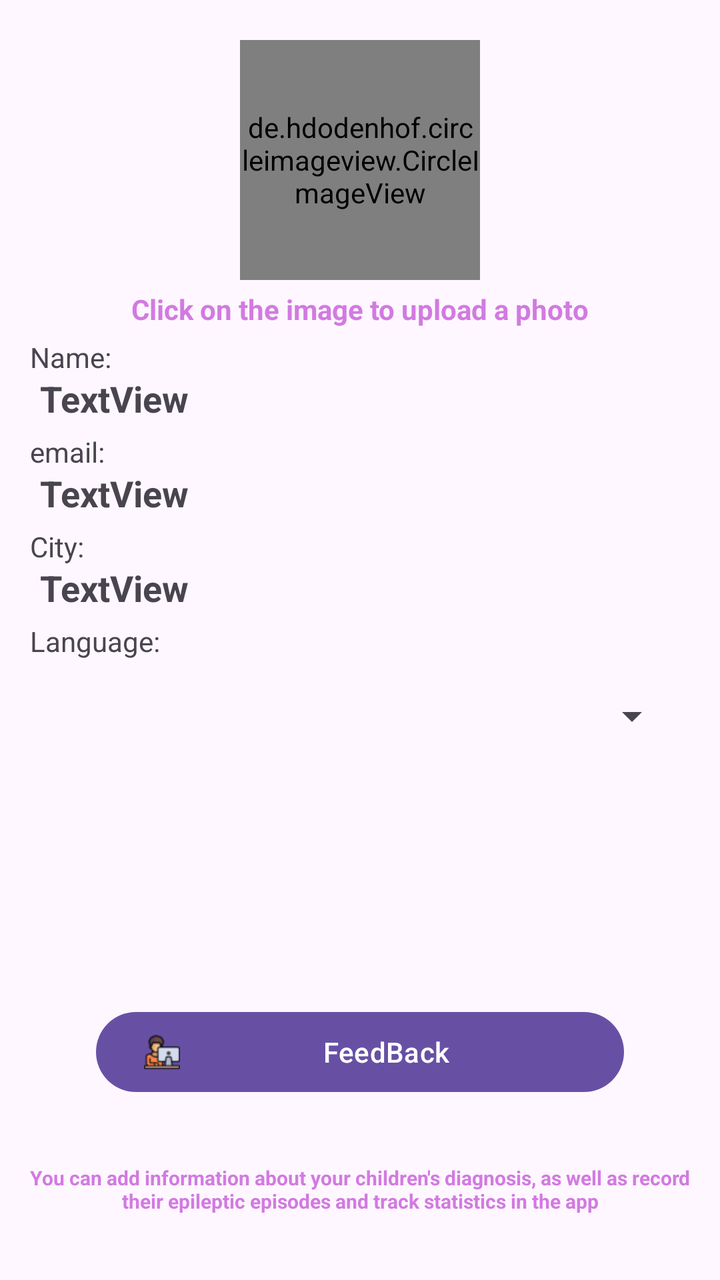
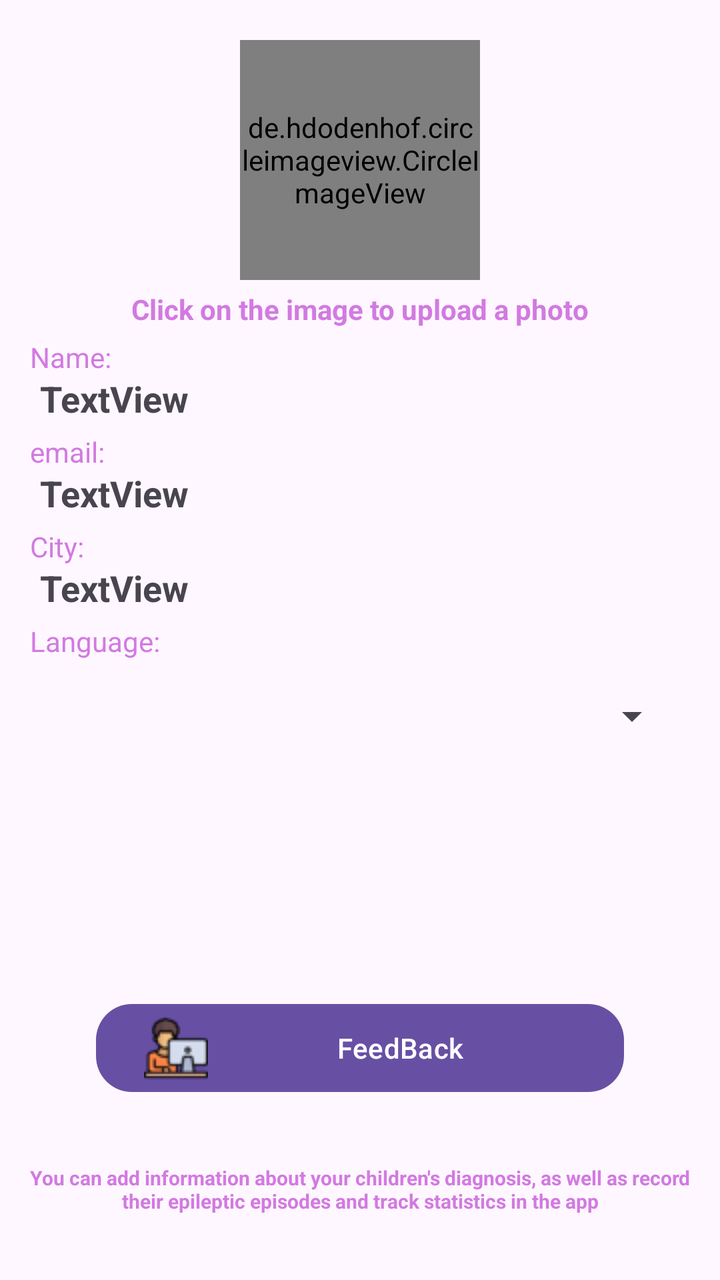

The first picture is an Android layout as it rendered before a commit; the second is the same layout after the commit. The layout source and the unified diff follow.
<!-- AndroidManifest.xml: application theme Theme.AppFond -->
<!-- res/layout/fragment_profile.xml -->
<?xml version="1.0" encoding="utf-8"?>
<androidx.constraintlayout.widget.ConstraintLayout xmlns:android="http://schemas.android.com/apk/res/android"
    xmlns:app="http://schemas.android.com/apk/res-auto"
    xmlns:tools="http://schemas.android.com/tools"
    android:layout_width="match_parent"
    android:layout_height="match_parent"
    >

    <TextView
        android:id="@+id/textView17"
        android:layout_width="0dp"
        android:layout_height="48dp"
        android:layout_marginStart="5dp"
        android:layout_marginEnd="5dp"
        android:layout_marginBottom="10dp"
        android:text="@string/profileInfoAboutCard"
        android:textAlignment="center"
        android:textColor="@color/fiol_bleed"
        android:textSize="10sp"
        android:textStyle="bold"
        app:layout_constraintBottom_toBottomOf="parent"
        app:layout_constraintEnd_toEndOf="parent"
        app:layout_constraintStart_toStartOf="parent" />

    <TextView
        android:id="@+id/labelCityValue"
        android:layout_width="0dp"
        android:layout_height="wrap_content"
        android:layout_marginStart="20dp"
        android:layout_marginEnd="20dp"
        android:text="TextView"
        android:textAlignment="viewStart"
        android:textSize="18sp"
        android:textStyle="bold"
        app:layout_constraintEnd_toEndOf="parent"
        app:layout_constraintHorizontal_bias="0.492"
        app:layout_constraintStart_toStartOf="parent"
        app:layout_constraintTop_toBottomOf="@+id/labelCityProfile" />

    <TextView
        android:id="@+id/labelCityProfile"
        android:layout_width="0dp"
        android:layout_height="18dp"
        android:layout_marginStart="15dp"
        android:layout_marginTop="5dp"
        android:layout_marginEnd="15dp"
        android:text="@string/profileLabelCity"
        android:textAlignment="viewStart"
        app:layout_constraintEnd_toEndOf="parent"
        app:layout_constraintHorizontal_bias="0.437"
        app:layout_constraintStart_toStartOf="parent"
        app:layout_constraintTop_toBottomOf="@+id/labelEmailProfileValue" />

    <TextView
        android:id="@+id/labelFullNameProfle"
        android:layout_width="0dp"
        android:layout_height="18dp"
        android:layout_marginStart="15dp"
        android:layout_marginTop="5dp"
        android:layout_marginEnd="15dp"
        android:text="@string/profileLabelName"
        android:textAlignment="viewStart"
        app:layout_constraintEnd_toEndOf="parent"
        app:layout_constraintHorizontal_bias="0.437"
        app:layout_constraintStart_toStartOf="parent"
        app:layout_constraintTop_toBottomOf="@+id/textView2" />

    <TextView
        android:id="@+id/labelEmailProfileValue"
        android:layout_width="0dp"
        android:layout_height="wrap_content"
        android:layout_marginStart="20dp"
        android:layout_marginEnd="20dp"
        android:text="TextView"
        android:textAlignment="viewStart"
        android:textSize="18sp"
        android:textStyle="bold"
        app:layout_constraintEnd_toEndOf="parent"
        app:layout_constraintHorizontal_bias="0.492"
        app:layout_constraintStart_toStartOf="parent"
        app:layout_constraintTop_toBottomOf="@+id/labelEmailProfile" />


    <de.hdodenhof.circleimageview.CircleImageView
        android:id="@+id/profile_image_value"
        android:layout_width="120dp"
        android:layout_height="120dp"
        android:layout_marginTop="5dp"
        android:adjustViewBounds="false"
        android:src="@drawable/default_profile"
        app:civ_border_color="@color/fiol_bleed"

        app:civ_border_width="5dp"
        app:layout_constraintEnd_toEndOf="parent"
        app:layout_constraintStart_toStartOf="parent"
        app:layout_constraintTop_toBottomOf="@+id/profileProgressBar"
        tools:ignore="ImageContrastCheck">

    </de.hdodenhof.circleimageview.CircleImageView>


    <ProgressBar
        android:id="@+id/profileProgressBar"
        style="?android:attr/progressBarStyleHorizontal"
        android:layout_width="0dp"
        android:layout_height="15dp"
        android:indeterminate="true"
        android:visibility="invisible"
        android:indeterminateTint="@color/fiol"
        app:layout_constraintEnd_toEndOf="parent"
        app:layout_constraintStart_toStartOf="parent"
        app:layout_constraintTop_toTopOf="parent" />

    <TextView
        android:id="@+id/labelFullNameProfile"
        android:layout_width="0dp"
        android:layout_height="wrap_content"
        android:layout_marginStart="20dp"
        android:layout_marginEnd="20dp"
        android:text="TextView"
        android:textAlignment="viewStart"
        android:textSize="18sp"
        android:textStyle="bold"
        app:layout_constraintEnd_toEndOf="parent"
        app:layout_constraintHorizontal_bias="0.492"
        app:layout_constraintStart_toStartOf="parent"
        app:layout_constraintTop_toBottomOf="@+id/labelFullNameProfle" />

    <TextView
        android:id="@+id/labelEmailProfile"
        android:layout_width="0dp"
        android:layout_height="18dp"
        android:layout_marginStart="15dp"
        android:layout_marginTop="5dp"
        android:layout_marginEnd="15dp"
        android:text="email:"
        android:textAlignment="viewStart"
        app:layout_constraintEnd_toEndOf="parent"
        app:layout_constraintStart_toStartOf="parent"
        app:layout_constraintTop_toBottomOf="@+id/labelFullNameProfile" />

    <TextView
        android:id="@+id/textView2"
        android:layout_width="wrap_content"
        android:layout_height="wrap_content"
        android:layout_marginStart="8dp"
        android:layout_marginTop="5dp"
        android:layout_marginEnd="8dp"
        android:text="@string/previewTextPhoto"
        android:textColor="@color/fiol_bleed"
        android:textStyle="bold"
        app:layout_constraintEnd_toEndOf="parent"
        app:layout_constraintStart_toStartOf="parent"
        app:layout_constraintTop_toBottomOf="@+id/profile_image_value" />

    <Button
        android:id="@+id/buttonSendFB"
        android:layout_width="0dp"
        android:layout_height="wrap_content"
        android:layout_marginStart="48dp"
        android:layout_marginEnd="48dp"
        android:layout_marginBottom="32dp"
        android:text="@string/res_info_dev"
        app:icon="@drawable/student_work_office32"
        app:iconTintMode="multiply"
        app:layout_constraintBottom_toTopOf="@+id/textView17"
        app:layout_constraintEnd_toEndOf="parent"
        app:layout_constraintStart_toStartOf="parent" />

    <TextView
        android:id="@+id/textView31"
        android:layout_width="0dp"
        android:layout_height="18dp"
        android:layout_marginStart="15dp"
        android:layout_marginTop="5dp"
        android:layout_marginEnd="15dp"
        android:text="@string/language"
        app:layout_constraintEnd_toEndOf="parent"
        app:layout_constraintStart_toStartOf="parent"
        app:layout_constraintTop_toBottomOf="@+id/labelCityValue" />

    <Spinner
        android:id="@+id/spinnerLang"
        android:layout_width="0dp"
        android:layout_height="wrap_content"
        android:layout_marginStart="20dp"
        android:layout_marginTop="5dp"
        android:layout_marginEnd="20dp"
        android:minHeight="48dp"
        android:prompt="@string/spinner_title"
        android:textSize="18sp"
        android:textStyle="bold"
        app:layout_constraintEnd_toEndOf="parent"
        app:layout_constraintStart_toStartOf="parent"
        app:layout_constraintTop_toBottomOf="@+id/textView31" />


</androidx.constraintlayout.widget.ConstraintLayout>
<!-- resources referenced by this layout -->
<resources>
  <color name="fiol">#9C27B0</color>
  <color name="fiol_bleed">#D27AE1</color>
  <!-- drawable default_profile: png bitmap (drawable-hdpi, 30643 bytes) -->
  <!-- drawable student_work_office32: png bitmap (drawable, 1779 bytes) -->
  <string name="language">Language:</string>
  <string name="previewTextPhoto">Click on the image to upload a photo</string>
  <string name="profileInfoAboutCard">You can add information about your children\'s diagnosis, as well as record their epileptic episodes and track statistics in the app</string>
  <string name="profileLabelCity">City:</string>
  <string name="profileLabelName">"Name: "</string>
  <string name="res_info_dev">FeedBack</string>
  <string name="spinner_title">Choose language</string>
  <style name="Theme.AppFond" parent="Theme.MaterialComponents.DayNight.NoActionBar">
          
          <item name="colorPrimary">@color/fiol</item>
          <item name="colorPrimaryVariant">@color/fiol</item>
          <item name="colorOnPrimary">@color/white</item>
          
          <item name="colorSecondary">@color/purple_400</item>
          <item name="colorSecondaryVariant">@color/purple_800</item>
          <item name="colorOnSecondary">@color/black</item>
          
          <item name="android:statusBarColor">?attr/colorPrimaryVariant</item>
          
      </style>
  <color name="white">#FFFFFFFF</color>
  <color name="black">#FF000000</color>
</resources>

<!-- the commit's change to res/layout/fragment_profile.xml (unified diff, before → after) -->
@@ -46,6 +46,7 @@
         android:layout_marginEnd="15dp"
         android:text="@string/profileLabelCity"
         android:textAlignment="viewStart"
+        android:textColor="@color/fiol_bleed"
         app:layout_constraintEnd_toEndOf="parent"
         app:layout_constraintHorizontal_bias="0.437"
         app:layout_constraintStart_toStartOf="parent"
@@ -60,6 +61,7 @@
         android:layout_marginEnd="15dp"
         android:text="@string/profileLabelName"
         android:textAlignment="viewStart"
+        android:textColor="@color/fiol_bleed"
         app:layout_constraintEnd_toEndOf="parent"
         app:layout_constraintHorizontal_bias="0.437"
         app:layout_constraintStart_toStartOf="parent"
@@ -135,6 +137,7 @@
         android:layout_marginEnd="15dp"
         android:text="email:"
         android:textAlignment="viewStart"
+        android:textColor="@color/fiol_bleed"
         app:layout_constraintEnd_toEndOf="parent"
         app:layout_constraintStart_toStartOf="parent"
         app:layout_constraintTop_toBottomOf="@+id/labelFullNameProfile" />
@@ -161,8 +164,13 @@
         android:layout_marginEnd="48dp"
         android:layout_marginBottom="32dp"
         android:text="@string/res_info_dev"
+        android:textColor="@color/white"
+        app:cornerRadius="18dp"
+        android:textAllCaps="false"
         app:icon="@drawable/student_work_office32"
-        app:iconTintMode="multiply"
+        app:iconSize="32dp"
+        app:iconTint="@null"
+        app:iconTintMode="src_in"
         app:layout_constraintBottom_toTopOf="@+id/textView17"
         app:layout_constraintEnd_toEndOf="parent"
         app:layout_constraintStart_toStartOf="parent" />
@@ -175,6 +183,7 @@
         android:layout_marginTop="5dp"
         android:layout_marginEnd="15dp"
         android:text="@string/language"
+        android:textColor="@color/fiol_bleed"
         app:layout_constraintEnd_toEndOf="parent"
         app:layout_constraintStart_toStartOf="parent"
         app:layout_constraintTop_toBottomOf="@+id/labelCityValue" />
